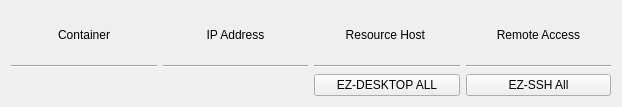
Before: the Qt Designer form hub/forms/DlgEnvironment.ui in subutai-io/control-center, drawn with Qt 5.
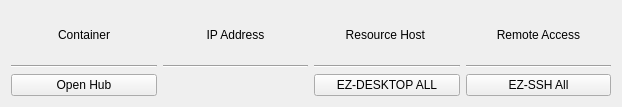
After: the same form once the commit is applied.

Commit message: Added open hub environments site

```diff
--- a/hub/forms/DlgEnvironment.ui
+++ b/hub/forms/DlgEnvironment.ui
@@ -120,6 +120,13 @@
      </property>
     </widget>
    </item>
+   <item row="3" column="0">
+    <widget class="QPushButton" name="btn_open_hub">
+     <property name="text">
+      <string>Open Hub</string>
+     </property>
+    </widget>
+   </item>
   </layout>
  </widget>
  <resources/>
```
The commit also changes 5 other files.
